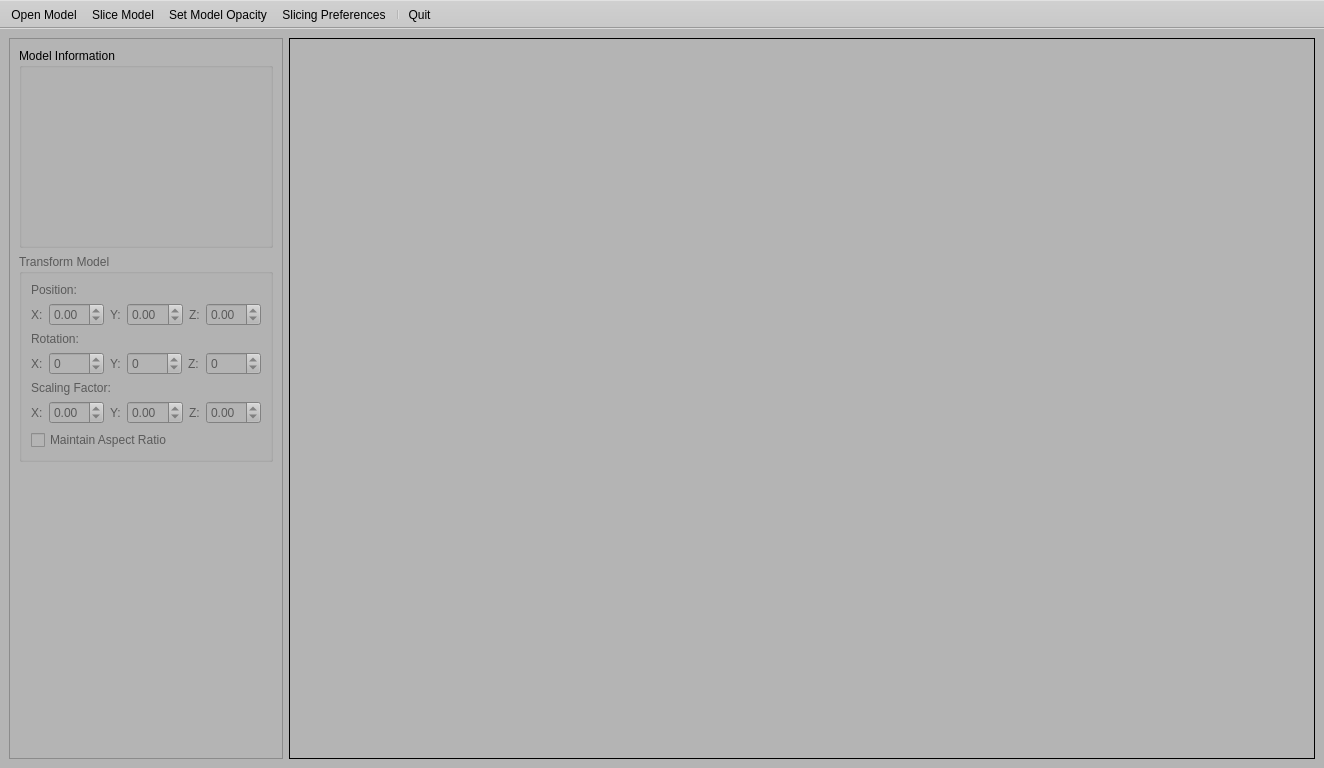
First picture: the form in 3dlp_slicer.ui, repository wrekr/3dlp-host-software, before the edit.
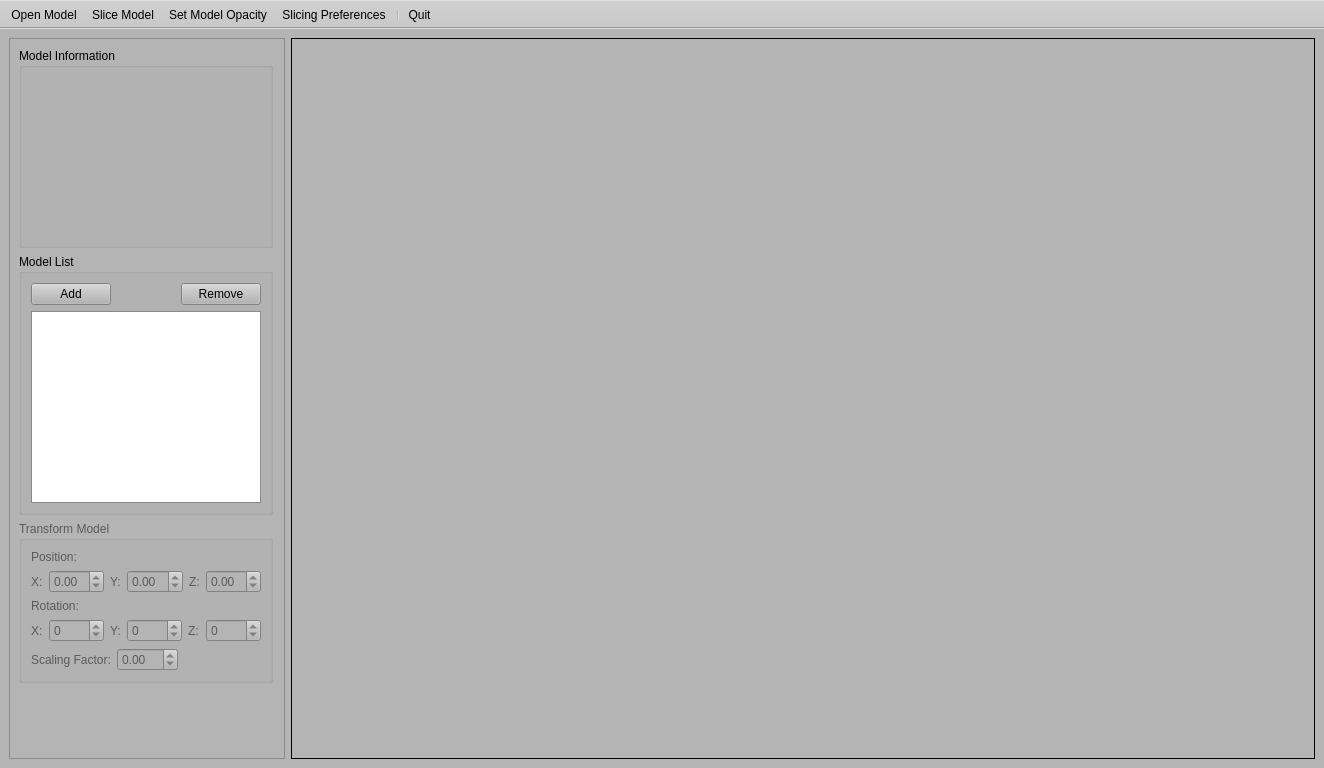
Second picture: the form after the edit. Icons and pictures are not drawn.

```diff
--- a/3dlp_slicer.ui
+++ b/3dlp_slicer.ui
@@ -470,6 +470,78 @@
            </property>
           </widget>
          </item>
+         <item>
+          <widget class="QGroupBox" name="groupBox_2">
+           <property name="minimumSize">
+            <size>
+             <width>0</width>
+             <height>100</height>
+            </size>
+           </property>
+           <property name="maximumSize">
+            <size>
+             <width>254</width>
+             <height>16777215</height>
+            </size>
+           </property>
+           <property name="title">
+            <string>Model List</string>
+           </property>
+           <layout class="QHBoxLayout" name="horizontalLayout_7">
+            <item>
+             <layout class="QVBoxLayout" name="verticalLayout_4">
+              <item>
+               <layout class="QHBoxLayout" name="horizontalLayout_6">
+                <item>
+                 <widget class="QPushButton" name="addModel">
+                  <property name="text">
+                   <string>Add</string>
+                  </property>
+                 </widget>
+                </item>
+                <item>
+                 <spacer name="horizontalSpacer">
+                  <property name="orientation">
+                   <enum>Qt::Horizontal</enum>
+                  </property>
+                  <property name="sizeHint" stdset="0">
+                   <size>
+                    <width>40</width>
+                    <height>20</height>
+                   </size>
+                  </property>
+                 </spacer>
+                </item>
+                <item>
+                 <widget class="QPushButton" name="removeModel">
+                  <property name="text">
+                   <string>Remove</string>
+                  </property>
+                 </widget>
+                </item>
+               </layout>
+              </item>
+              <item>
+               <widget class="QListWidget" name="modelList">
+                <property name="frameShadow">
+                 <enum>QFrame::Plain</enum>
+                </property>
+                <property name="alternatingRowColors">
+                 <bool>false</bool>
+                </property>
+                <property name="spacing">
+                 <number>1</number>
+                </property>
+                <property name="modelColumn">
+                 <number>0</number>
+                </property>
+               </widget>
+              </item>
+             </layout>
+            </item>
+           </layout>
+          </widget>
+         </item>
          <item>
           <widget class="QGroupBox" name="Transform_groupbox">
            <property name="enabled">
@@ -647,19 +719,12 @@
                 </item>
                </layout>
               </item>
-              <item>
-               <widget class="QLabel" name="label_8">
-                <property name="text">
-                 <string>Scaling Factor:</string>
-                </property>
-               </widget>
-              </item>
               <item>
                <layout class="QHBoxLayout" name="horizontalLayout_3">
                 <item>
-                 <widget class="QLabel" name="label_5">
+                 <widget class="QLabel" name="label_8">
                   <property name="text">
-                   <string>X:</string>
+                   <string>Scaling Factor:</string>
                   </property>
                  </widget>
                 </item>
@@ -677,54 +742,20 @@
                  </widget>
                 </item>
                 <item>
-                 <widget class="QLabel" name="label_6">
-                  <property name="text">
-                   <string>Y:</string>
+                 <spacer name="horizontalSpacer_2">
+                  <property name="orientation">
+                   <enum>Qt::Horizontal</enum>
                   </property>
-                 </widget>
-                </item>
-                <item>
-                 <widget class="QDoubleSpinBox" name="doubleSpinBox_5">
-                  <property name="minimumSize">
+                  <property name="sizeHint" stdset="0">
                    <size>
-                    <width>55</width>
-                    <height>0</height>
+                    <width>40</width>
+                    <height>20</height>
                    </size>
                   </property>
-                  <property name="minimum">
-                   <double>-99.989999999999995</double>
-                  </property>
-                 </widget>
-                </item>
-                <item>
-                 <widget class="QLabel" name="label_7">
-                  <property name="text">
-                   <string>Z:</string>
-                  </property>
-                 </widget>
-                </item>
-                <item>
-                 <widget class="QDoubleSpinBox" name="doubleSpinBox_6">
-                  <property name="minimumSize">
-                   <size>
-                    <width>55</width>
-                    <height>0</height>
-                   </size>
-                  </property>
-                  <property name="minimum">
-                   <double>-99.989999999999995</double>
-                  </property>
-                 </widget>
+                 </spacer>
                 </item>
                </layout>
               </item>
-              <item>
-               <widget class="QCheckBox" name="checkBox">
-                <property name="text">
-                 <string>Maintain Aspect Ratio</string>
-                </property>
-               </widget>
-              </item>
              </layout>
             </item>
            </layout>
@@ -751,7 +782,7 @@
     <item>
      <widget class="QFrame" name="ModelFrame">
       <property name="sizePolicy">
-       <sizepolicy hsizetype="Expanding" vsizetype="Preferred">
+       <sizepolicy hsizetype="MinimumExpanding" vsizetype="MinimumExpanding">
         <horstretch>0</horstretch>
         <verstretch>0</verstretch>
        </sizepolicy>
```
Left out of the diff: 130 changed lines with no effect on the pictures.
